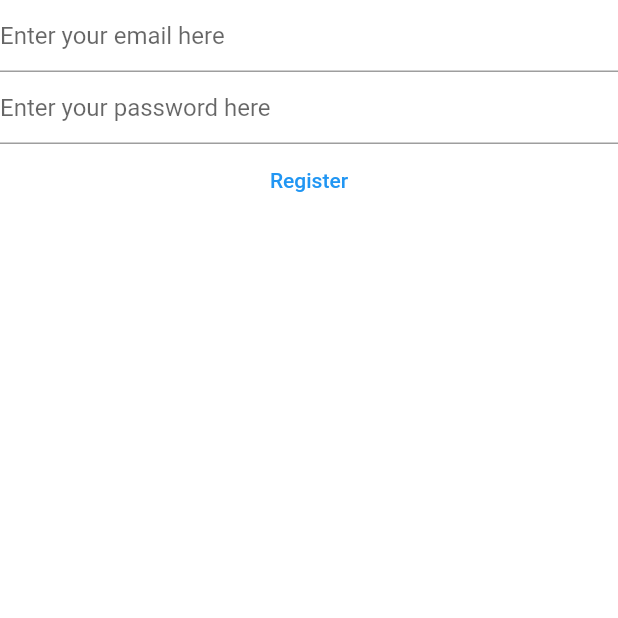
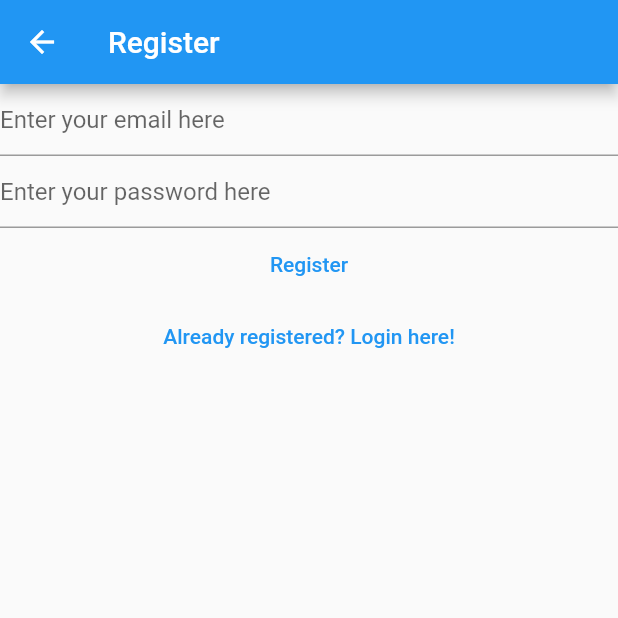
Before and after one commit to tusharjain18/Travel-X, a Flutter app: the RegisterView screen opened by its route, on a phone screen of 412 x 824 dp, the top half of it. Run offline on Flutter 3.47's test engine with Material 2 defaults, Android fonts, the phone set to English and light mode, and no system bars; our stand-ins replace firebase_auth, firebase_core; accounts and stored records are empty.

```diff
--- a/lib/views/register_view.dart
+++ b/lib/views/register_view.dart
@@ -1,7 +1,5 @@
 import 'package:firebase_auth/firebase_auth.dart';
-import 'package:firebase_core/firebase_core.dart';
 import 'package:flutter/material.dart';
-import 'package:notes/firebase_options.dart';
 
 class RegisterView extends StatefulWidget {
   const RegisterView({super.key});
@@ -30,14 +28,19 @@ class _RegisterViewState extends State<RegisterView> {
 
   @override
   Widget build(BuildContext context) {
-    return Column(
+    return Scaffold(
+      appBar: AppBar(
+        title: const Text('Register'),
+      ),
+      body: Column(
         children: [
           TextField(
             controller: _email,
             enableSuggestions: false,
             autocorrect: false,
             keyboardType: TextInputType.emailAddress,
-          decoration: const InputDecoration(hintText: 'Enter your email here'),
+            decoration:
+                const InputDecoration(hintText: 'Enter your email here'),
           ),
           TextField(
             controller: _password,
@@ -70,7 +73,17 @@ class _RegisterViewState extends State<RegisterView> {
             },
             child: const Text('Register'),
           ),
+          TextButton(
+            onPressed: () {
+              Navigator.of(context).pushNamedAndRemoveUntil(
+                '/login/',
+                (route) => false,
+              );
+            },
+            child: const Text('Already registered? Login here!'),
+          )
         ],
+      ),
     );
   }
 }
```
Also changed, not shown: lib/main.dart (+2 -34 lines), lib/views/login_view.dart (+12 -2 lines), lib/views/verify_email_view.dart (added, +32 -0 lines). Lines whose indentation alone changed are shown as unchanged.
